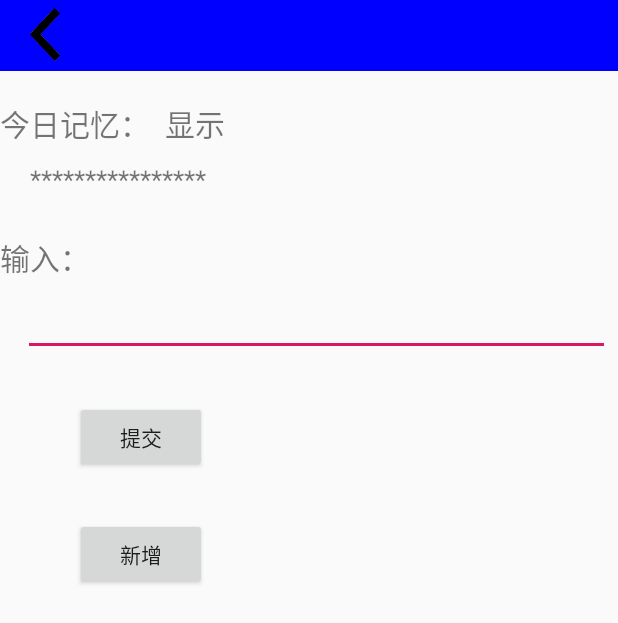
After one commit to hexinglin/StewardTokgo, an Android app: the MemoryActivity screen opened directly, with no data from a screen before it, on a phone screen of 412 x 824 dp. The commit adds this screen. Shown: the top 623 px of the screen. Run offline under Robolectric (Android 15) with nearby library versions, the phone set to English and light mode, and no system bars; libraries missing offline, so code that uses them is left out: com.alibaba.fastjson; 1 statement that could not run was skipped.

Commit message:
添加每日一记功能

```diff
--- a/app/src/main/AndroidManifest.xml
+++ b/app/src/main/AndroidManifest.xml
@@ -50,8 +50,8 @@
             android:exported="false" />
 
         <activity android:name=".Word.WordChangeActivity" />
-
-        <activity android:name=".Chat.ChatUIActivity"></activity>
+        <activity android:name=".Chat.ChatUIActivity" />
+        <activity android:name=".Activity.MemoryActivity"></activity>
     </application>
 
 </manifest>
--- a/app/src/main/java/per/hxl/stewardtokgo/utils/ConstantValue.java
+++ b/app/src/main/java/per/hxl/stewardtokgo/utils/ConstantValue.java
@@ -10,9 +10,9 @@ public class ConstantValue {
     //程序调试TAG
     public static final String BUGTAG = "TAGTOKGO";
 
-    public static String SERVERADRR = "http://hxl.nat300.top";
+//    public static String SERVERADRR = "http://hxl.nat300.top";
 
-//    public static String SERVERADRR = "http://118.24.6.171:6666";
+    public static String SERVERADRR = "http://10.0.2.2:6666";
     //程序剩余时间
     public static final String FREETIME = "freetime";
     //用户token
@@ -36,7 +36,7 @@ public class ConstantValue {
     //今天消耗的总时间
     public static final String TODAYCOST = "todaycosttime";
     //今天时间日期
-    public static final String TODAYTIME = "todaytime";
+    public static final String MEMORYBEGINTIME = "memorybegintime";
     //自定义命名空间标识
     public static final String NAMEWSPACE = "http://schemas.android.com/apk/res/per.hxl.stewardtokgo";
     //购买星币的标记
--- /dev/null
+++ b/app/src/main/res/layout/activity_memory.xml
@@ -0,0 +1,72 @@
+<?xml version="1.0" encoding="utf-8"?>
+<LinearLayout xmlns:android="http://schemas.android.com/apk/res/android"
+    xmlns:app="http://schemas.android.com/apk/res-auto"
+    xmlns:Steward="http://schemas.android.com/apk/res/per.hxl.stewardtokgo"
+    xmlns:tools="http://schemas.android.com/tools"
+    android:layout_width="match_parent"
+    android:orientation="vertical"
+    android:layout_height="match_parent"
+    tools:context=".Activity.MemoryActivity">
+    <per.hxl.stewardtokgo.view.TitleItenView
+        android:layout_width="match_parent"
+        android:layout_height="wrap_content"
+        Steward:mytitle ="每日一记">
+    </per.hxl.stewardtokgo.view.TitleItenView>
+    <LinearLayout
+        android:layout_width="match_parent"
+        android:layout_height="wrap_content"
+        android:layout_marginTop="20dp"
+        android:layout_marginBottom="10dp">
+        <TextView
+            android:layout_width="wrap_content"
+            android:layout_height="wrap_content"
+            android:textSize="20dp"
+            android:text="今日记忆：" />
+        <TextView
+            android:layout_width="wrap_content"
+            android:layout_height="wrap_content"
+            android:layout_marginLeft="10dp"
+            android:id="@+id/memory_content_show"
+            android:clickable="true"
+            android:textSize="20dp"
+            android:text="显示" />
+    </LinearLayout>
+    <TextView
+        android:layout_width="match_parent"
+        android:layout_height="wrap_content"
+        android:id="@+id/memory_content"
+        android:textSize="17dp"
+        android:text="****************"
+        android:layout_marginLeft="20dp"/>
+
+    <TextView
+        android:layout_width="wrap_content"
+        android:layout_height="wrap_content"
+        android:layout_marginTop="25dp"
+        android:textSize="20dp"
+        android:text="输入：" />
+    <EditText
+        android:layout_width="match_parent"
+        android:layout_height="wrap_content"
+        android:id="@+id/memory_sub_content"
+        android:layout_marginLeft="15dp"
+        android:layout_marginRight="5dp"
+        android:layout_marginTop="5dp" />
+    <Button
+        android:layout_width="wrap_content"
+        android:layout_height="wrap_content"
+        android:layout_marginLeft="50dp"
+        android:layout_marginTop="30dp"
+        android:id="@+id/memory_sub"
+        android:text="提交" />
+
+    <Button
+        android:layout_width="wrap_content"
+        android:layout_height="wrap_content"
+        android:layout_marginLeft="50dp"
+        android:layout_marginTop="30dp"
+        android:id="@+id/memory_add"
+        android:text="新增" />
+
+
+</LinearLayout>
--- a/app/src/main/res/values/strings.xml
+++ b/app/src/main/res/values/strings.xml
@@ -42,7 +42,4 @@
     <!-- 相册end -->
 
 
-
-
-
 </resources>
```
Also changed, not shown: app/src/main/java/per/hxl/stewardtokgo/Activity/MainActivity.java (+12 -4 lines), app/src/main/java/per/hxl/stewardtokgo/Activity/MemoryActivity.java (added, +195 -0 lines), app/src/main/java/per/hxl/stewardtokgo/Activity/SplashActivity.java (+6 -6 lines), app/src/main/java/per/hxl/stewardtokgo/Net/HttpUtil.java (+16 -0 lines), app/src/main/java/per/hxl/stewardtokgo/utils/SPutil.java (+31 -0 lines).
